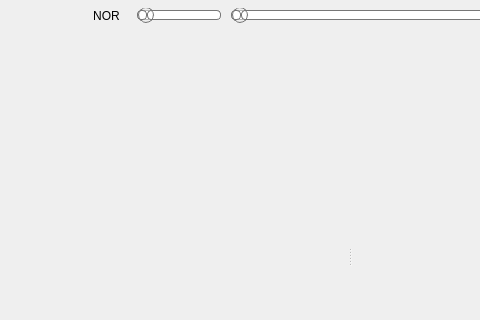
Old version of the form qt/qmous/MainWindow.ui in the repository bsdelf/mous; both pictures show x 0 to 480 and y 0 to 320 of the 700 by 500 pixel window.
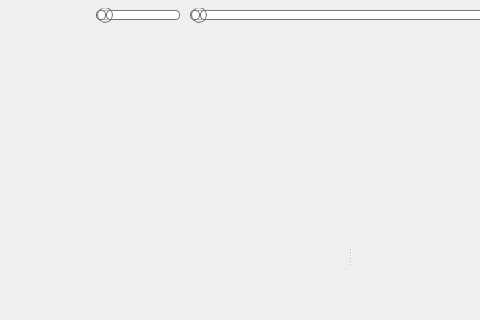
New version of the form. Icons and pictures are not drawn.

Diff of the .ui file:
```diff
--- a/qt/qmous/MainWindow.ui
+++ b/qt/qmous/MainWindow.ui
@@ -92,25 +92,6 @@
         </property>
        </widget>
       </item>
-      <item>
-       <widget class="QToolButton" name="btnStop">
-        <property name="enabled">
-         <bool>true</bool>
-        </property>
-        <property name="text">
-         <string>NOR</string>
-        </property>
-        <property name="iconSize">
-         <size>
-          <width>20</width>
-          <height>20</height>
-         </size>
-        </property>
-        <property name="autoRaise">
-         <bool>true</bool>
-        </property>
-       </widget>
-      </item>
       <item>
        <spacer name="horizontalSpacer">
         <property name="orientation">
```
